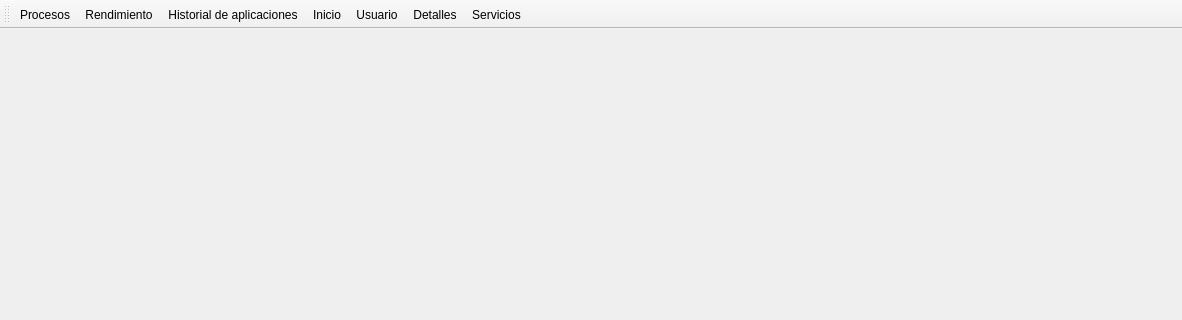
EdgardQO/TaskManagerv1, file mainwindow.ui: the form before one commit; both pictures show x 0 to 1182 and y 0 to 320 of the 1182 by 557 pixel window.
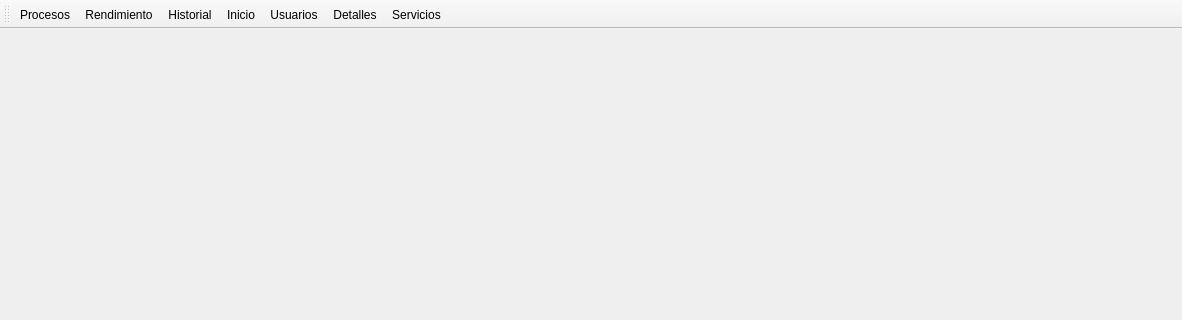
The form after the commit. The open tabs and pages were chosen to show the change.

```diff
--- a/mainwindow.ui
+++ b/mainwindow.ui
@@ -111,9 +111,9 @@
    </attribute>
    <addaction name="actionProcesos"/>
    <addaction name="actionRendimiento"/>
-   <addaction name="actionHistorial_de_aplicaciones"/>
+   <addaction name="actionHistorial"/>
    <addaction name="actionInicio"/>
-   <addaction name="actionUsuario"/>
+   <addaction name="actionUsuarios"/>
    <addaction name="actionDetalles"/>
    <addaction name="actionServicios"/>
   </widget>
@@ -133,14 +133,6 @@
     <enum>QAction::MenuRole::NoRole</enum>
    </property>
   </action>
-  <action name="actionHistorial_de_aplicaciones">
-   <property name="text">
-    <string>Historial de aplicaciones</string>
-   </property>
-   <property name="menuRole">
-    <enum>QAction::MenuRole::NoRole</enum>
-   </property>
-  </action>
   <action name="actionInicio">
    <property name="text">
     <string>Inicio</string>
@@ -149,14 +141,6 @@
     <enum>QAction::MenuRole::NoRole</enum>
    </property>
   </action>
-  <action name="actionUsuario">
-   <property name="text">
-    <string>Usuario</string>
-   </property>
-   <property name="menuRole">
-    <enum>QAction::MenuRole::NoRole</enum>
-   </property>
-  </action>
   <action name="actionDetalles">
    <property name="text">
     <string>Detalles</string>
@@ -173,6 +157,22 @@
     <enum>QAction::MenuRole::NoRole</enum>
    </property>
   </action>
+  <action name="actionUsuarios">
+   <property name="text">
+    <string>Usuarios</string>
+   </property>
+   <property name="menuRole">
+    <enum>QAction::MenuRole::NoRole</enum>
+   </property>
+  </action>
+  <action name="actionHistorial">
+   <property name="text">
+    <string>Historial</string>
+   </property>
+   <property name="menuRole">
+    <enum>QAction::MenuRole::NoRole</enum>
+   </property>
+  </action>
  </widget>
  <resources/>
  <connections/>
```
Left out of the diff: 24 changed lines with no effect on the pictures.
